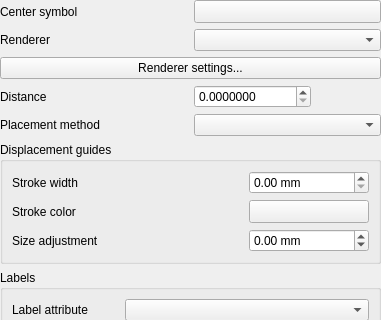
Above: src/ui/qgspointdisplacementrendererwidgetbase.ui from qgis/QGIS before the change; both pictures show x 0 to 381 and y 0 to 320 of the 381 by 529 pixel window. Below: the same form after it.
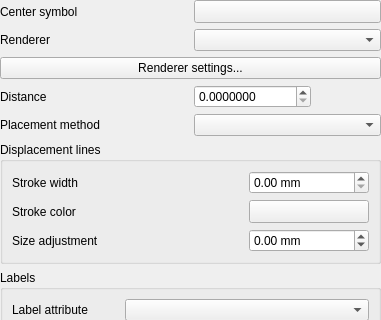
That is the form after the change. Custom widgets are drawn as their Qt base class.

Commit message: Use "Displacement lines" label

Diff of the .ui file:
```diff
--- a/src/ui/qgspointdisplacementrendererwidgetbase.ui
+++ b/src/ui/qgspointdisplacementrendererwidgetbase.ui
@@ -193,7 +193,7 @@
    <item row="8" column="0" colspan="2">
     <widget class="QgsCollapsibleGroupBoxBasic" name="mDisplacementCirclesGroupBox">
      <property name="title">
-      <string>Displacement guides</string>
+      <string>Displacement lines</string>
      </property>
      <layout class="QGridLayout" name="gridLayout_2">
       <item row="2" column="1">
```
